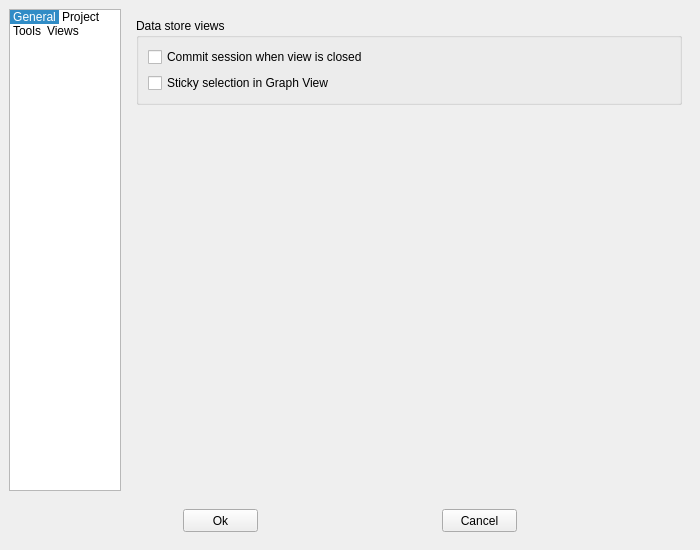
Above: spinetoolbox/ui/settings.ui from spine-tools/Spine-Toolbox before the change. Below: the same form after it.
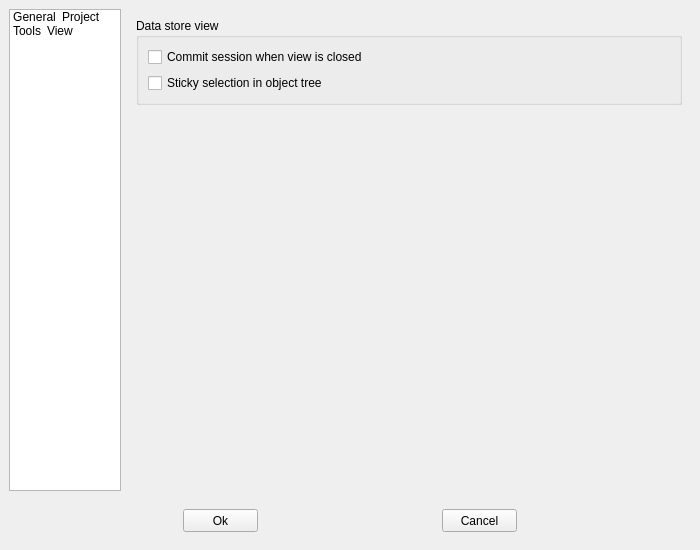
That is the form after the change. The open tabs and pages were chosen to show the change. Icons and pictures are not drawn.

What changed in the file:
```diff
--- a/spinetoolbox/ui/settings.ui
+++ b/spinetoolbox/ui/settings.ui
@@ -151,7 +151,7 @@
         <bool>true</bool>
        </property>
        <property name="currentRow">
-        <number>0</number>
+        <number>-1</number>
        </property>
        <item>
         <property name="text">
@@ -188,7 +188,7 @@
        </item>
        <item>
         <property name="text">
-         <string>Views</string>
+         <string>View</string>
         </property>
         <property name="icon">
          <iconset resource="resources/resources_icons.qrc">
@@ -1044,7 +1044,7 @@
             </sizepolicy>
            </property>
            <property name="title">
-            <string>Data store views</string>
+            <string>Data store view</string>
            </property>
            <layout class="QVBoxLayout" name="verticalLayout_4">
             <property name="spacing">
@@ -1069,7 +1069,7 @@
                <string>&lt;html&gt;&lt;head/&gt;&lt;body&gt;&lt;p&gt;Controls how selecting items in Graph View's Object tree &lt;span style=&quot; font-weight:600;&quot;&gt;using the left mouse button&lt;/span&gt; works. &lt;/p&gt;&lt;p&gt;When unchecked [default], Single selection is enabled. Pressing the Ctrl-button down enables multiple selection.&lt;/p&gt;&lt;p&gt;When checked, Multiple selection is enabled. Pressing the Ctrl-button down enables single selection.&lt;/p&gt;&lt;/body&gt;&lt;/html&gt;</string>
               </property>
               <property name="text">
-               <string>Sticky selection in Graph View</string>
+               <string>Sticky selection in object tree</string>
               </property>
              </widget>
             </item>
```
Left out of the diff: 6 changed lines with no effect on the pictures.
